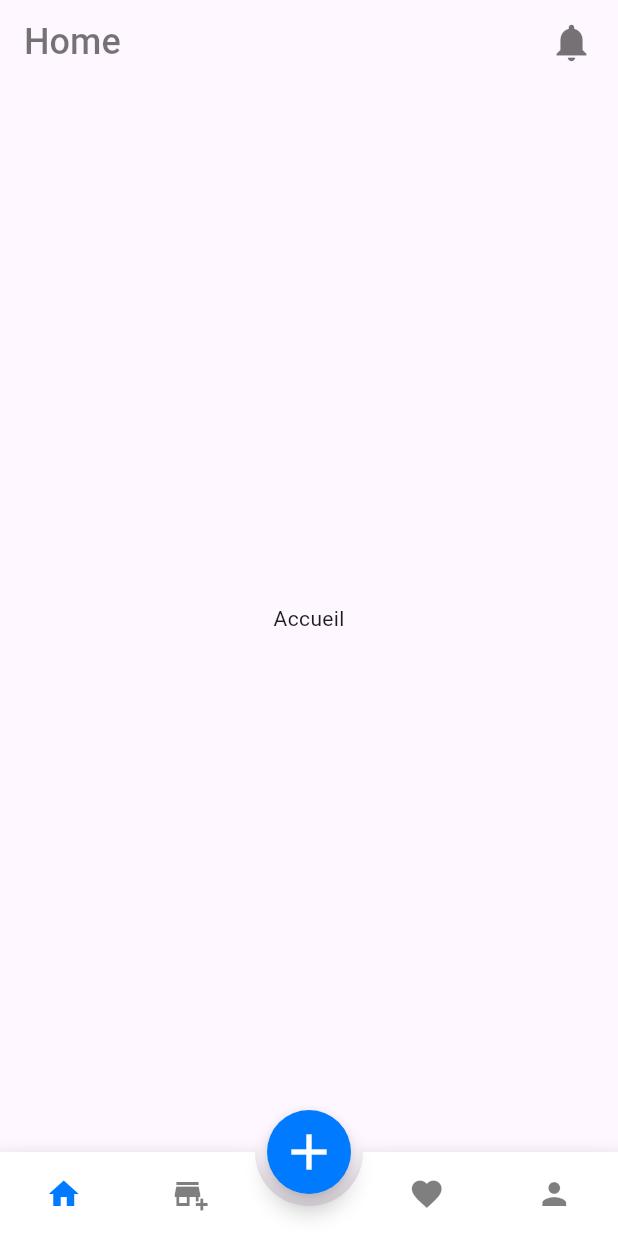
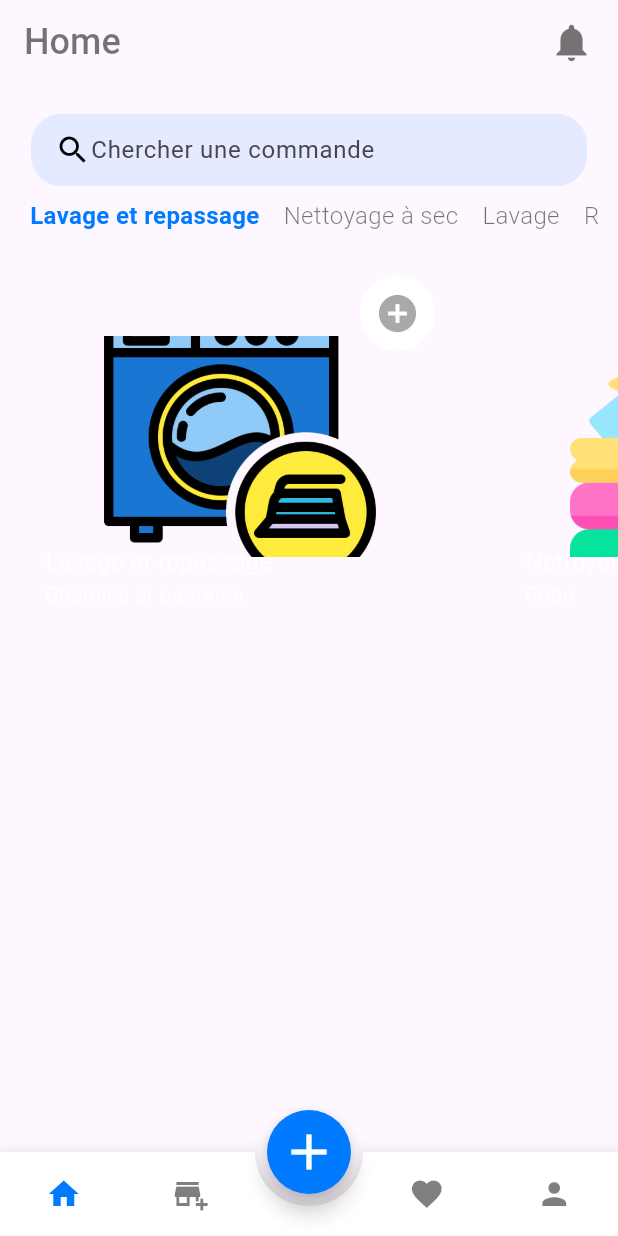
Before and after one commit to WilliamsLenkeu/GestionPressing, a Flutter app: the screen it shows after launch, after a tap on the "arrow forward ios" icon, after a tap on "Skip", on a phone screen of 412 x 824 dp. Run offline on Flutter 3.47's test engine with Material 3 defaults, Android fonts, the light colour scheme and no system bars; drawn by our look-alikes of animated_bottom_navigation_bar; our stand-ins replace page_transition.

Commit message:
update de l'ui

```diff
--- /dev/null
+++ b/lib/models/order.dart
@@ -0,0 +1,160 @@
+class Order {
+  final int orderId;
+  final double totalAmount;
+  final String serviceType;
+  final String itemDescription;
+  final String status;
+  final String customerName;
+  final String customerAddress;
+  final String pickupTime;
+  bool isCompleted;
+  final String serviceImage;
+
+  Order({
+    required this.orderId,
+    required this.totalAmount,
+    required this.serviceType,
+    required this.itemDescription,
+    required this.status,
+    required this.customerName,
+    required this.customerAddress,
+    required this.pickupTime,
+    required this.isCompleted,
+    required this.serviceImage,
+  });
+
+  static List<Order> orderList = [
+    Order(
+      orderId: 0,
+      totalAmount: 22.0,
+      serviceType: 'Lavage et repassage',
+      itemDescription: 'Chemise et pantalon',
+      status: 'En attente de ramassage',
+      customerName: 'Jean Dupont',
+      customerAddress: '123 Rue des Fleurs, 75000 Paris',
+      pickupTime: '2024-06-27 10:00',
+      isCompleted: false,
+      serviceImage: 'assets/images/lavage_repassage.png',
+    ),
+    Order(
+      orderId: 1,
+      totalAmount: 15.5,
+      serviceType: 'Nettoyage à sec',
+      itemDescription: 'Robe',
+      status: 'En cours de traitement',
+      customerName: 'Marie Durand',
+      customerAddress: '456 Avenue des Champs, 69000 Lyon',
+      pickupTime: '2024-06-28 14:30',
+      isCompleted: false,
+      serviceImage: 'assets/images/nettoyage_sec.png',
+    ),
+    Order(
+      orderId: 2,
+      totalAmount: 30.0,
+      serviceType: 'Lavage',
+      itemDescription: 'Couette',
+      status: 'Prêt à être livré',
+      customerName: 'Pauline Martin',
+      customerAddress: '789 Boulevard des Etoiles, 33000 Bordeaux',
+      pickupTime: '2024-06-26 17:00',
+      isCompleted: true,
+      serviceImage: 'assets/images/lavage.png',
+    ),
+    Order(
+      orderId: 3,
+      totalAmount: 18.0,
+      serviceType: 'Repassage',
+      itemDescription: 'Chemisier et jupe',
+      status: 'En cours de traitement',
+      customerName: 'Claire Lefevre',
+      customerAddress: '567 Avenue des Roses, 59000 Lille',
+      pickupTime: '2024-06-29 11:00',
+      isCompleted: false,
+      serviceImage: 'assets/images/repassage.png',
+    ),
+    Order(
+      orderId: 4,
+      totalAmount: 25.0,
+      serviceType: 'Nettoyage à sec',
+      itemDescription: 'Costume',
+      status: 'En attente de ramassage',
+      customerName: 'Pierre Leclerc',
+      customerAddress: '890 Rue des Violettes, 69000 Lyon',
+      pickupTime: '2024-06-27 09:30',
+      isCompleted: false,
+      serviceImage: 'assets/images/nettoyage_sec.png',
+    ),
+    Order(
+      orderId: 5,
+      totalAmount: 28.0,
+      serviceType: 'Repassage',
+      itemDescription: 'Chemise et pantalon',
+      status: 'Prêt à être livré',
+      customerName: 'Sophie Rousseau',
+      customerAddress: '234 Avenue du Soleil, 44000 Nantes',
+      pickupTime: '2024-06-25 15:00',
+      isCompleted: true,
+      serviceImage: 'assets/images/repassage.png',
+    ),
+    Order(
+      orderId: 6,
+      totalAmount: 33.5,
+      serviceType: 'Lavage',
+      itemDescription: 'Draps et taies d\'oreiller',
+      status: 'En cours de traitement',
+      customerName: 'Antoine Dubois',
+      customerAddress: '345 Rue des Cerisiers, 13000 Marseille',
+      pickupTime: '2024-06-30 12:00',
+      isCompleted: false,
+      serviceImage: 'assets/images/lavage.png',
+    ),
+    Order(
+      orderId: 7,
+      totalAmount: 20.0,
+      serviceType: 'Lavage et repassage',
+      itemDescription: 'Chemise',
+      status: 'En attente de ramassage',
+      customerName: 'Julie Blanc',
+      customerAddress: '456 Avenue des Roses, 59000 Lille',
+      pickupTime: '2024-06-26 11:30',
+      isCompleted: false,
+      serviceImage: 'assets/images/lavage_repassage.png',
+    ),
+    Order(
+      orderId: 8,
+      totalAmount: 17.5,
+      serviceType: 'Nettoyage à sec',
+      itemDescription: 'Veste',
+      status: 'Prêt à être livré',
+      customerName: 'Lucas Martin',
+      customerAddress: '567 Boulevard des Lilas, 75000 Paris',
+      pickupTime: '2024-06-29 16:30',
+      isCompleted: true,
+      serviceImage: 'assets/images/nettoyage_sec.png',
+    ),
+    Order(
+      orderId: 9,
+      totalAmount: 21.0,
+      serviceType: 'Repassage',
+      itemDescription: 'Chemisier et pantalon',
+      status: 'En cours de traitement',
+      customerName: 'Emma Lemoine',
+      customerAddress: '678 Rue des Marguerites, 69000 Lyon',
+      pickupTime: '2024-06-28 09:00',
+      isCompleted: false,
+      serviceImage: 'assets/images/repassage.png',
+    ),
+  ];
+
+  static List<Order> getOrdersPendingPickup() {
+    return orderList.where((order) => order.status == 'En attente de ramassage').toList();
+  }
+
+  static List<Order> getOrdersInProcessing() {
+    return orderList.where((order) => order.status == 'En cours de traitement').toList();
+  }
+
+  static List<Order> getOrdersReadyForDelivery() {
+    return orderList.where((order) => order.status == 'Prêt à être livré').toList();
+  }
+}
--- a/lib/ui/screens/home_page.dart
+++ b/lib/ui/screens/home_page.dart
@@ -1,13 +1,170 @@
+import 'package:flutter/cupertino.dart';
 import 'package:flutter/material.dart';
+import 'package:gestwash/constants.dart';
+import 'package:gestwash/models/order.dart';
 
-class HomePage extends StatelessWidget {
+class HomePage extends StatefulWidget {
   const HomePage({super.key});
 
   @override
+  _HomePageState createState() => _HomePageState();
+}
+
+class _HomePageState extends State<HomePage> {
+  int selectedIndex = 0;
+
+  @override
   Widget build(BuildContext context) {
-    return const Scaffold(
-      body: Center(
-        child: Text('Accueil'),
+    Size size = MediaQuery.of(context).size;
+
+    List<Order> _orderList = Order.orderList;
+
+    List<String> _orderTypes = [
+      'Lavage et repassage',
+      'Nettoyage à sec',
+      'Lavage',
+      'Repassage'
+    ];
+
+    return Scaffold(
+      body: SingleChildScrollView(
+        child: Column(
+          crossAxisAlignment: CrossAxisAlignment.start,
+          children: [
+            Container(
+              padding: const EdgeInsets.only(top: 20),
+              child: Row(
+                mainAxisAlignment: MainAxisAlignment.spaceAround,
+                children: [
+                  Container(
+                    padding: const EdgeInsets.symmetric(
+                      horizontal: 16.0,
+                    ),
+                    width: size.width * .9,
+                    decoration: BoxDecoration(
+                      color: Constants.primaryColor.withOpacity(.1),
+                      borderRadius: BorderRadius.circular(20),
+                    ),
+                    child: const Row(
+                      crossAxisAlignment: CrossAxisAlignment.center,
+                      mainAxisAlignment: MainAxisAlignment.center,
+                      children: [
+                        Icon(
+                          Icons.search,
+                          color: Colors.black,
+                        ),
+                        Expanded(
+                          child: TextField(
+                            showCursor: false,
+                            decoration: InputDecoration(
+                              hintText: 'Chercher une commande',
+                              border: InputBorder.none,
+                              focusedBorder: InputBorder.none,
+                            ),
+                          ),
+                        ),
+                      ],
+                    ),
+                  )
+                ],
+              ),
+            ),
+            Container(
+              padding: const EdgeInsets.symmetric(horizontal: 12),
+              height: 50.0,
+              width: size.width,
+              child: ListView.builder(
+                scrollDirection: Axis.horizontal,
+                itemCount: _orderTypes.length,
+                itemBuilder: (BuildContext context, int index) {
+                  return Padding(
+                    padding: const EdgeInsets.all(8.0),
+                    child: GestureDetector(
+                      onTap: () {
+                        setState(() {
+                          selectedIndex = index;
+                        });
+                      },
+                      child: Text(
+                        _orderTypes[index],
+                        style: TextStyle(
+                          fontSize: 16.0,
+                          fontWeight: selectedIndex == index ? FontWeight.bold : FontWeight.w300,
+                          color: selectedIndex == index ? Constants.primaryColor : Constants.blackColor,
+                        ),
+                      ),
+                    ),
+                  );
+                },
+              ),
+            ),
+            SizedBox(
+              height: size.height * .3,
+              child: ListView.builder(
+                itemCount: _orderList.length,
+                scrollDirection: Axis.horizontal,
+                itemBuilder: (BuildContext context, int index) {
+                  return Container(
+                    width: 300,
+                    margin: const EdgeInsets.symmetric(horizontal: 10),
+                    child: Stack(
+                      children: [
+                        Positioned(
+                          top: 10,
+                          right: 20,
+                          child: Container(
+                            height: 50,
+                            width: 50,
+                            decoration: BoxDecoration(
+                              color: Colors.white,
+                              borderRadius: BorderRadius.circular(50),
+                            ),
+                            child: IconButton(
+                              onPressed: null,
+                              icon: const Icon(Icons.add_circle_sharp),
+                              color: Constants.primaryColor,
+                              iconSize: 30,
+                            ),
+                          ),
+                        ),
+                        Positioned(
+                          left: 50,
+                          right: 50,
+                          top: 50,
+                          bottom: 50,
+                          child: Image.asset(_orderList[index].serviceImage, fit: BoxFit.cover),
+                        ),
+                        Positioned(
+                          bottom: 15,
+                          left: 20,
+                          child: Column(
+                            crossAxisAlignment: CrossAxisAlignment.start,
+                            children: [
+                              Text(
+                                _orderList[index].serviceType,
+                                style: const TextStyle(
+                                  color: Colors.white70,
+                                  fontSize: 16,
+                                ),
+                              ),
+                              Text(
+                                _orderList[index].itemDescription,
+                                style: const TextStyle(
+                                  color: Colors.white70,
+                                  fontSize: 14,
+                                ),
+                              ),
+                            ],
+                          ),
+                        )
+                      ],
+                    ),
+                  );
+                },
+              ),
+            ),
+          ],
+        ),
       ),
     );
   }
--- a/pubspec.yaml
+++ b/pubspec.yaml
@@ -62,7 +62,11 @@ flutter:
 
   # To add assets to your application, add an assets section, like this:
   assets:
-    - assets/images/
+    - ./assets/images/
+    - ./assets/images/lavage_repassage.png
+    - ./assets/images/nettoyage_sec.png
+    - ./assets/images/lavage.png
+    - ./assets/images/repassage.png
 
   # An image asset can refer to one or more resolution-specific "variants", see
   # https://flutter.dev/assets-and-images/#resolution-aware
```
Also changed, not shown: assets/images/lavage.png (added), assets/images/lavage_repassage.png (added), assets/images/nettoyage_sec.png (added), assets/images/repassage.png (added).
